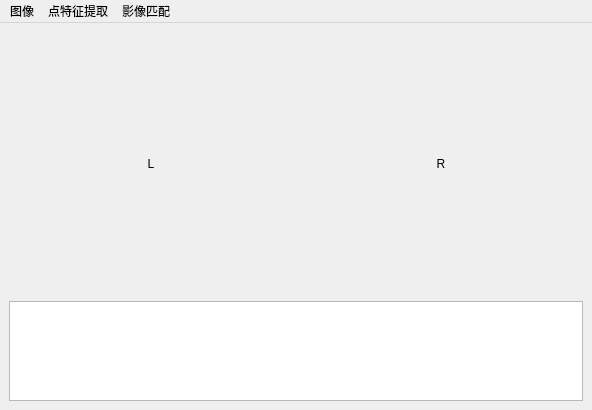
This is FeatureWin.ui in WHULS/ImageFactory as Qt 5 draws it before an edit. The edited form follows.
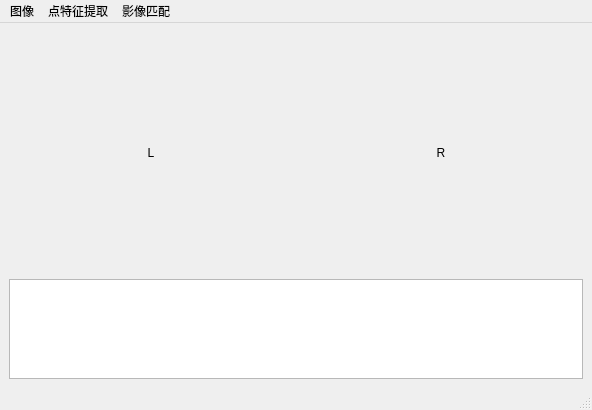
This is the edited form. Icons and pictures are not drawn.

Commit message: finish LSIM/forstner/moravec/harris/Correlation Coefficient methods in Class FeatureWin

Diff of the .ui file:
```diff
--- a/FeatureWin.ui
+++ b/FeatureWin.ui
@@ -114,6 +114,7 @@
    <addaction name="menu"/>
    <addaction name="menu_2"/>
   </widget>
+  <widget class="QStatusBar" name="statusBar"/>
   <action name="moravec_fetch">
    <property name="icon">
     <iconset resource="icons.qrc">
```
Left out of the diff: 20 changed lines with no effect on the pictures. The commit also changes 8 other files.
